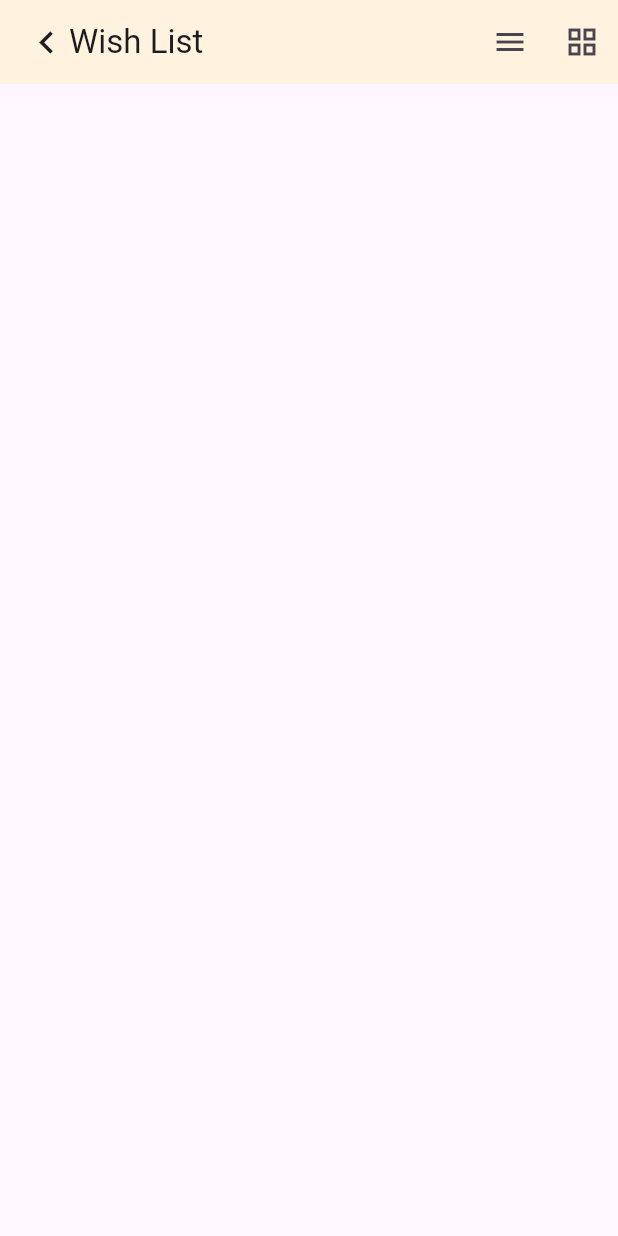
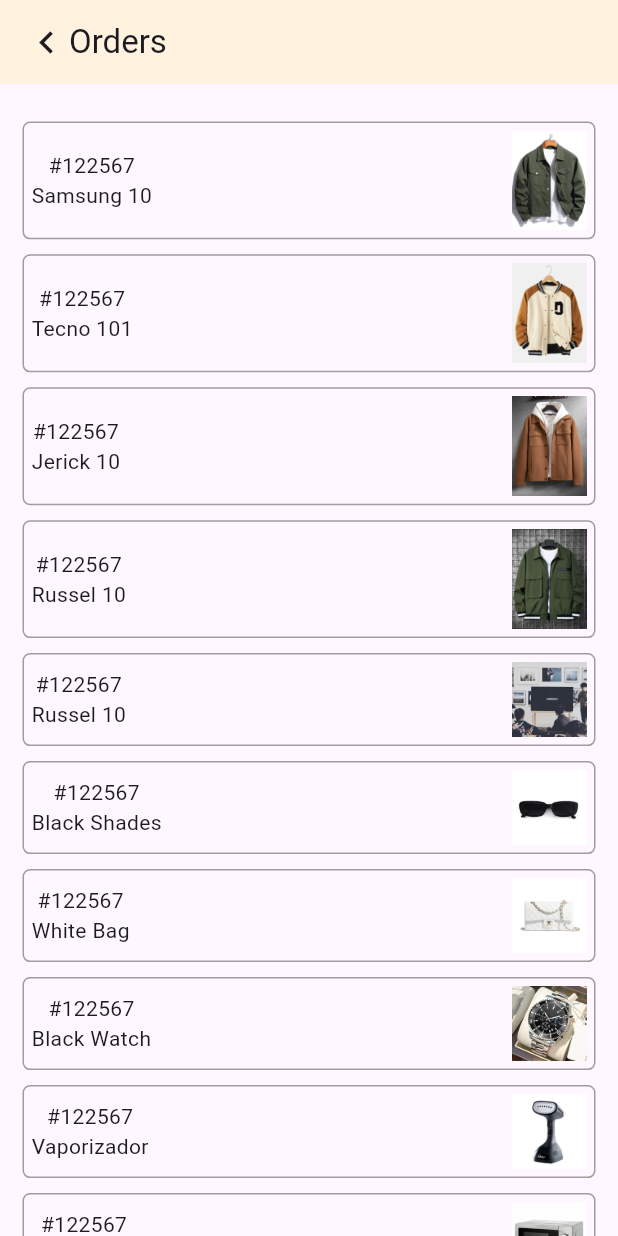
Before and after one commit to Jerickivan29/ChopyApp, a Flutter app: the OrdersPage screen opened directly, on a phone screen of 412 x 824 dp. Run offline on Flutter 3.47's test engine with Material 3 defaults, Android fonts, the phone set to English and light mode, and no system bars; our stand-ins replace carousel_slider.

Commit message:
add order

```diff
--- a/chopy_app/lib/orders.dart
+++ b/chopy_app/lib/orders.dart
@@ -1,18 +1,22 @@
+import 'package:chopy_app/main.dart';
 import 'package:flutter/material.dart';
-import 'package:chopy_app/main.dart';
+import 'package:chopy_app/product_list.dart';
+import 'package:chopy_app/single_product.dart';
 
-class OrdersPage extends StatelessWidget{
+class OrdersPage extends StatelessWidget {
   const OrdersPage({super.key});
 
   @override
   Widget build(BuildContext context) {
-    // TODO: implement build
-    return Scaffold(appBar: AppBar(
+    List<ProductList> allProducts = products;
+
+    return Scaffold(
+      appBar: AppBar(
         backgroundColor: Color.fromARGB(255, 255, 243, 224),
         title: Row(
           children: [
             GestureDetector(
-              child: Icon(
+              child: const Icon(
                 Icons.chevron_left,
                 size: 30,
               ),
@@ -23,25 +27,57 @@ class OrdersPage extends StatelessWidget{
                 ),
               ),
             ),
-            Text('Wish List'),
+            const Text('Orders'),
           ],
         ),
-        actions: [
-          IconButton(
-            icon: const Icon(
-              Icons.menu,
+        automaticallyImplyLeading: false,
       ),
-            onPressed: () {},
+      body: SingleChildScrollView(
+        child: Container(
+          margin: const EdgeInsets.symmetric(horizontal: 15, vertical: 20),
+          child: Column(
+            children: [for (var product in allProducts) OrderTile(product)],
           ),
-          IconButton(
-            icon: const Icon(
-              Icons.grid_view,
         ),
-            onPressed: () {},
       ),
-        ],
-      automaticallyImplyLeading: false,),
     );
   }
+}
 
+class OrderTile extends StatelessWidget {
+  const OrderTile(this.product, {super.key});
+
+  final ProductList product;
+
+  @override
+  Widget build(BuildContext context) {
+    return GestureDetector(
+      onTap: () => Navigator.push(
+        context,
+        MaterialPageRoute(
+          builder: (context) => SingleProduct(product),
+        ),
+      ),
+      child: Container(
+        decoration: BoxDecoration(
+            borderRadius: BorderRadius.circular(5),
+            border: Border.all(width: 1, color: Colors.grey)),
+        padding: const EdgeInsets.symmetric(horizontal: 5, vertical: 5),
+        margin: const EdgeInsets.symmetric(vertical: 5),
+        child: Column(
+          children: [
+            Row(
+              mainAxisAlignment: MainAxisAlignment.spaceBetween,
+              children: [
+                Column(
+                  children: [Text("#122567"), Text(product.name)],
+                ), Image.asset(product.imagePath, width: 50,)
+              ],
+            ),
+          Row(children: [],)],
+
+        ),
+      ),
+    );
   }
+}
```
Lines whose indentation alone changed are shown as unchanged.
